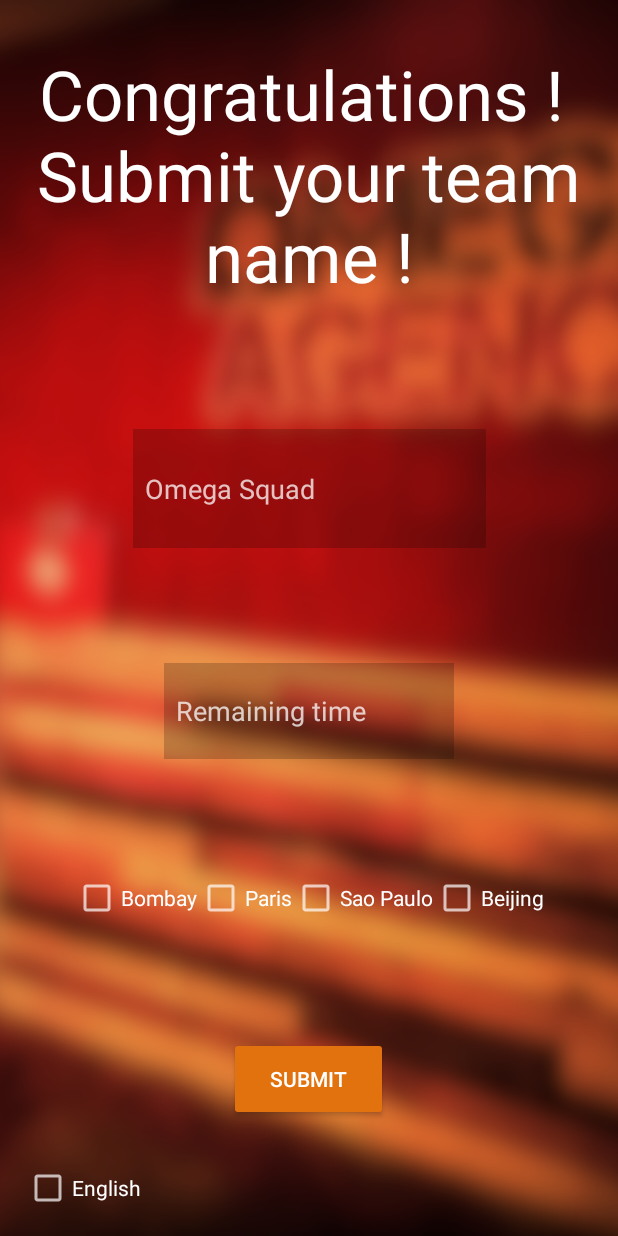
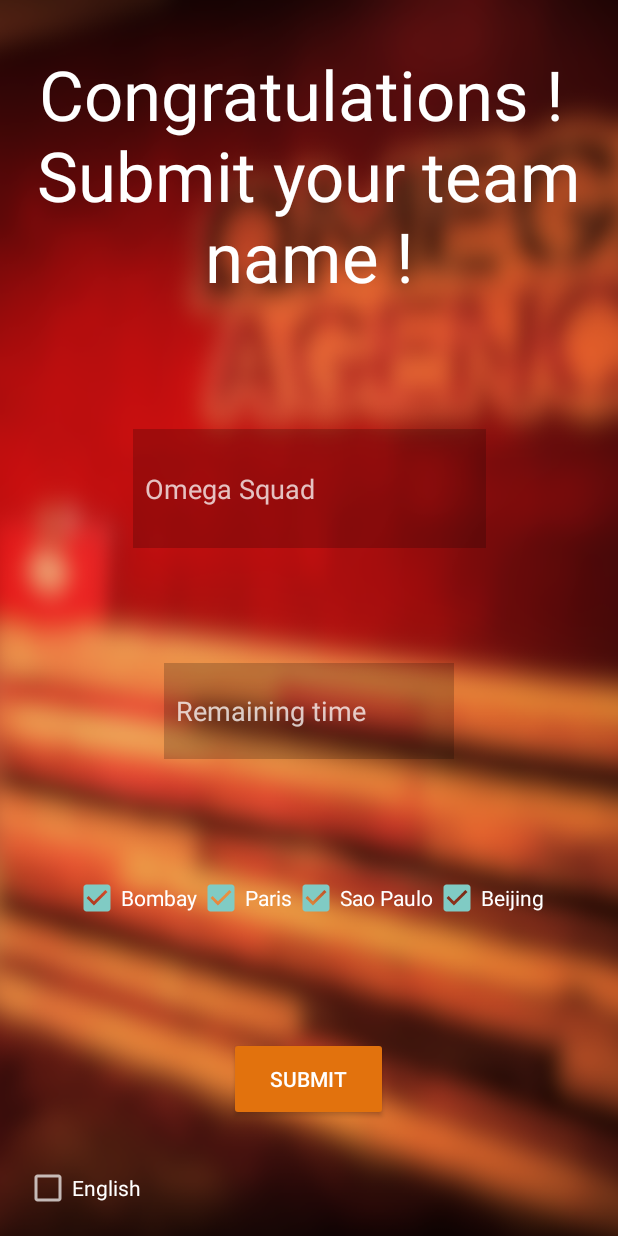
Before and after one commit to Benoit548/Omega-Report, an Android app: the PoloToFill screen opened directly, with no data from a screen before it, on a phone screen of 412 x 824 dp. Run offline under Robolectric (Android 15) with nearby library versions, the phone set to English and light mode, and no system bars.

Commit message:
Polo droit fini

```diff
--- a/app/src/main/AndroidManifest.xml
+++ b/app/src/main/AndroidManifest.xml
@@ -10,9 +10,13 @@
         android:supportsRtl="true"
         android:theme="@style/Theme.OmegaReport">
         <activity
-            android:name=".Controller.PoloToFill"
+            android:name=".Controller.PoloReport"
             android:theme="@style/Theme.AppCompat.NoActionBar"
             android:exported="false" />
+        <activity
+            android:name=".Controller.PoloToFill"
+            android:exported="false"
+            android:theme="@style/Theme.AppCompat.NoActionBar" />
         <activity
             android:name=".Controller.ChoiceActivity"
             android:exported="true"
--- a/app/src/main/java/com/example/omegareport/Controller/PoloToFill.java
+++ b/app/src/main/java/com/example/omegareport/Controller/PoloToFill.java
@@ -2,15 +2,97 @@ package com.example.omegareport.Controller;
 
 import androidx.appcompat.app.AppCompatActivity;
 
+import android.content.Intent;
+import android.content.res.Configuration;
 import android.os.Bundle;
+import android.provider.SyncStateContract;
+import android.text.TextUtils;
+import android.view.View;
+import android.widget.Button;
+import android.widget.CheckBox;
+import android.widget.EditText;
+import android.widget.TextView;
+import android.widget.Toast;
 
+import com.example.omegareport.Model.TeamName;
 import com.example.omegareport.R;
 
+import java.util.Locale;
+
 public class PoloToFill extends AppCompatActivity {
+
+    private Button mSubmitButton;
+    private TextView mCongratsText;
+    private EditText mName;
+    private EditText mTime;
+    private TeamName mTeamName;
+    private CheckBox mCheckEnglish;
+    private CheckBox mBombay;
+    private CheckBox mParis;
+    private CheckBox mSaoPaulo;
+    private CheckBox mPekin;
 
     @Override
     protected void onCreate(Bundle savedInstanceState) {
         super.onCreate(savedInstanceState);
         setContentView(R.layout.activity_polo_to_fill);
+
+        mCongratsText =findViewById(R.id.polo_TextView_congrats);
+        mSubmitButton =findViewById(R.id.polo_button_submit);
+        mName = findViewById(R.id.polo_editText_TeamName);
+        mTime = findViewById(R.id.polo_EditText_time);
+        mCheckEnglish = findViewById(R.id.polo_checkBox_english);
+
+        mBombay = findViewById(R.id.poloFill_checkBox_Bombay);
+        mParis = findViewById(R.id.poloFill_checkBox_Paris);
+        mSaoPaulo = findViewById(R.id.poloFill_checkBox_SaoPaulo);
+        mPekin = findViewById(R.id.poloFill_checkBox_Pekin);
+
+        mBombay.setChecked(true);
+        mParis.setChecked(true);
+        mSaoPaulo.setChecked(true);
+        mPekin.setChecked(true);
+
+        mSubmitButton.setOnClickListener(new View.OnClickListener() {
+
+            @Override
+            public void onClick(View view) {
+
+                if(TextUtils.isEmpty(mTime.getText())){
+                    Toast.makeText(PoloToFill.this,R.string.error_no_time,Toast.LENGTH_LONG).show();
+                    return;
+                }
+                if(mCheckEnglish.isChecked()){
+                    String languageToLoad  = "en"; // your language
+                    Locale locale = new Locale(languageToLoad);
+                    Locale.setDefault(locale);
+                    Configuration config = new Configuration();
+                    config.locale = locale;
+                    getBaseContext().getResources().updateConfiguration(config,
+                            getBaseContext().getResources().getDisplayMetrics());
+                }
+
+                else{
+                    String languageToLoad  = "fr"; // your language
+                    Locale locale = new Locale(languageToLoad);
+                    Locale.setDefault(locale);
+                    Configuration config = new Configuration();
+                    config.locale = locale;
+                    getBaseContext().getResources().updateConfiguration(config,
+                            getBaseContext().getResources().getDisplayMetrics());
+                }
+
+                Intent myIntent = new Intent(PoloToFill.this, PoloReport.class);
+                final Bundle extras = new Bundle();
+                extras.putString(SyncStateContract.Constants.ACCOUNT_NAME,mName.getText().toString());
+                extras.putString(SyncStateContract.Constants.DATA,mTime.getText().toString());
+                myIntent.putExtras(extras);
+                myIntent.putExtra("bombay", mBombay.isChecked());
+                myIntent.putExtra("paris", mParis.isChecked());
+                myIntent.putExtra("saoPaulo", mSaoPaulo.isChecked());
+                myIntent.putExtra("pekin", mPekin.isChecked());
+                startActivity(myIntent);
+            }
+        });
     }
 }
--- a/app/src/main/res/layout-land/activity_polo_to_fill.xml
+++ b/app/src/main/res/layout-land/activity_polo_to_fill.xml
@@ -8,7 +8,7 @@
     tools:context=".Controller.MainActivity">
 
     <TextView
-        android:id="@+id/main_TextView_congrats"
+        android:id="@+id/polo_TextView_congrats"
         android:layout_width="wrap_content"
         android:layout_height="wrap_content"
         android:layout_marginTop="32dp"
@@ -25,10 +25,10 @@
         android:layout_width="match_parent"
         android:layout_height="wrap_content"
         android:gravity="center"
-        app:layout_constraintTop_toBottomOf="@id/main_TextView_congrats">
+        app:layout_constraintTop_toBottomOf="@id/polo_TextView_congrats">
 
         <EditText
-            android:id="@+id/main_editText_TeamName"
+            android:id="@+id/polo_editText_TeamName"
             android:layout_width="213dp"
             android:layout_height="66dp"
             android:layout_margin="32dp"
@@ -38,14 +38,14 @@
             android:padding="8dp"
             android:textColorHint="@color/trans_white"
             app:layout_constraintBottom_toTopOf="@id/poloFill_layout_cities"
-            app:layout_constraintEnd_toStartOf="@id/main_EditText_time"
+            app:layout_constraintEnd_toStartOf="@id/polo_EditText_time"
             app:layout_constraintStart_toStartOf="parent"
-            app:layout_constraintTop_toBottomOf="@+id/main_TextView_congrats"
+            app:layout_constraintTop_toBottomOf="@+id/polo_TextView_congrats"
             app:layout_constraintVertical_bias="1.0" />
 
 
     <EditText
-        android:id="@+id/main_EditText_time"
+        android:id="@+id/polo_EditText_time"
         android:layout_width="234dp"
         android:layout_height="66dp"
         android:layout_marginEnd="32dp"
@@ -65,7 +65,7 @@
     </LinearLayout>
 
     <Button
-        android:id="@+id/main_button_submit"
+        android:id="@+id/polo_button_submit"
         android:layout_width="106dp"
         android:layout_height="56dp"
         android:backgroundTint="@color/omega_orange"
@@ -89,7 +89,7 @@
         android:layout_width="match_parent"
         android:layout_height="wrap_content"
         android:gravity="center"
-        app:layout_constraintBottom_toTopOf="@id/main_button_submit"
+        app:layout_constraintBottom_toTopOf="@id/polo_button_submit"
         app:layout_constraintTop_toBottomOf="@+id/poloFill_layout_editText">
 
         <CheckBox
--- a/app/src/main/res/layout/activity_polo_to_fill.xml
+++ b/app/src/main/res/layout/activity_polo_to_fill.xml
@@ -8,7 +8,7 @@
     tools:context=".Controller.MainActivity">
 
     <TextView
-        android:id="@+id/main_TextView_congrats"
+        android:id="@+id/polo_TextView_congrats"
         android:layout_width="wrap_content"
         android:layout_height="wrap_content"
         android:layout_marginTop="32dp"
@@ -23,7 +23,7 @@
 
 
     <EditText
-        android:id="@+id/main_EditText_time"
+        android:id="@+id/polo_EditText_time"
         android:layout_width="193dp"
         android:layout_height="64dp"
         android:ems="10"
@@ -35,10 +35,10 @@
         app:layout_constraintBottom_toTopOf="@+id/poloFill_layout_cities"
         app:layout_constraintEnd_toEndOf="parent"
         app:layout_constraintStart_toStartOf="parent"
-        app:layout_constraintTop_toBottomOf="@+id/main_editText_TeamName" />
+        app:layout_constraintTop_toBottomOf="@+id/polo_editText_TeamName" />
 
     <EditText
-        android:id="@+id/main_editText_TeamName"
+        android:id="@+id/polo_editText_TeamName"
         android:layout_width="235dp"
         android:layout_height="79dp"
         android:layout_marginBottom="32dp"
@@ -52,11 +52,11 @@
         app:layout_constraintEnd_toEndOf="parent"
         app:layout_constraintHorizontal_bias="0.501"
         app:layout_constraintStart_toStartOf="parent"
-        app:layout_constraintTop_toBottomOf="@+id/main_TextView_congrats"
+        app:layout_constraintTop_toBottomOf="@+id/polo_TextView_congrats"
         app:layout_constraintVertical_bias="0.165" />
 
     <Button
-        android:id="@+id/main_button_submit"
+        android:id="@+id/polo_button_submit"
         android:layout_width="106dp"
         android:layout_height="56dp"
         android:backgroundTint="@color/omega_orange"
@@ -69,7 +69,7 @@
         app:layout_constraintVertical_bias="0.307" />
 
     <CheckBox
-        android:id="@+id/main_checkBox_english"
+        android:id="@+id/polo_checkBox_english"
         android:layout_width="wrap_content"
         android:layout_height="wrap_content"
         android:text="@string/english"
@@ -82,8 +82,8 @@
         android:layout_width="match_parent"
         android:layout_height="wrap_content"
         android:gravity="center"
-        app:layout_constraintBottom_toTopOf="@id/main_button_submit"
-        app:layout_constraintTop_toBottomOf="@+id/main_EditText_time">
+        app:layout_constraintBottom_toTopOf="@id/polo_button_submit"
+        app:layout_constraintTop_toBottomOf="@+id/polo_EditText_time">
 
         <CheckBox
             android:id="@+id/poloFill_checkBox_Bombay"
```
Also changed, not shown: app/src/main/java/com/example/omegareport/Controller/PoloReport.java (added, +57 -0 lines), app/src/main/res/layout/activity_polo_report.xml (added, +81 -0 lines), app/src/main/res/drawable/nuc_false.png (added), app/src/main/res/drawable/nuc_true.png (added), app/src/main/res/drawable/polo_report.jpg (added), app/src/main/res/drawable/polo_report_droit.jpg (added).
